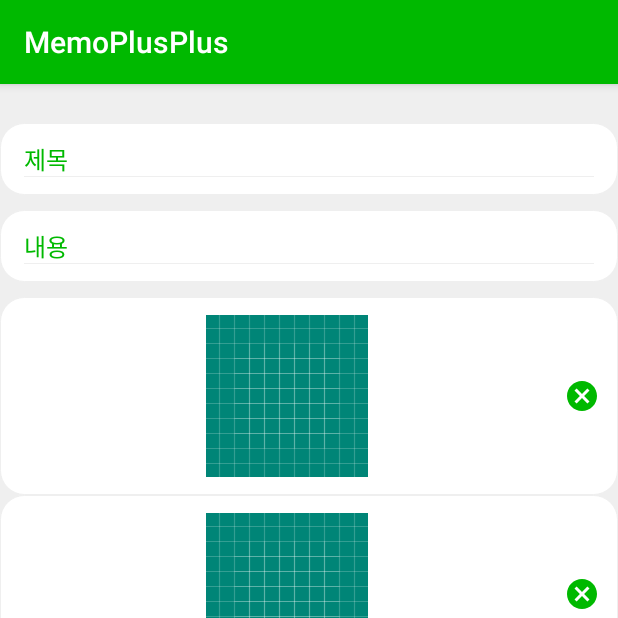
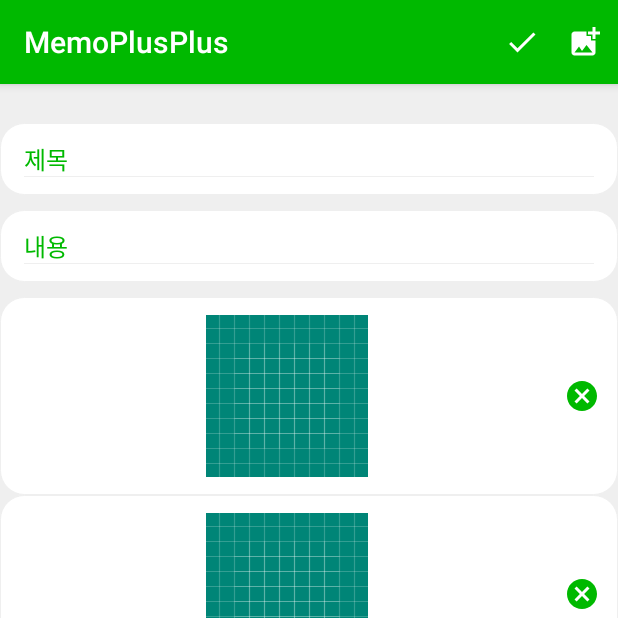
Before and after one commit to Wanjuuuuu/MemoPlusPlus, an Android app: the MemoUpdateActivity screen opened directly, with no data from a screen before it, on a phone screen of 412 x 824 dp, the top half of it. Run offline under Robolectric (Android 15) with nearby library versions, the phone set to English and light mode, and no system bars.

Commit message:
Add menus in all activities

```diff
--- a/app/src/main/AndroidManifest.xml
+++ b/app/src/main/AndroidManifest.xml
@@ -17,7 +17,9 @@
             </intent-filter>
         </activity>
         <activity android:name=".activities.MemoDetailActivity" />
-        <activity android:name=".activities.MemoUpdateActivity" />
+        <activity
+            android:name=".activities.MemoUpdateActivity"
+            android:theme="@style/MemoUpdateTheme" />
     </application>
 
 </manifest>
--- a/app/src/main/java/com/wanjuuuuu/memoplusplus/activities/MemoUpdateActivity.java
+++ b/app/src/main/java/com/wanjuuuuu/memoplusplus/activities/MemoUpdateActivity.java
@@ -1,7 +1,11 @@
 package com.wanjuuuuu.memoplusplus.activities;
 
 import android.os.Bundle;
+import android.view.Menu;
+import android.view.MenuInflater;
+import android.view.MenuItem;
 
+import androidx.annotation.NonNull;
 import androidx.annotation.Nullable;
 import androidx.appcompat.app.AppCompatActivity;
 import androidx.recyclerview.widget.LinearLayoutManager;
@@ -37,4 +41,26 @@ public class MemoUpdateActivity extends AppCompatActivity {
         RecyclerView.LayoutManager layoutManager = new LinearLayoutManager(this);
         mRecyclerView.setLayoutManager(layoutManager);
     }
+
+    @Override
+    public boolean onCreateOptionsMenu(Menu menu) {
+        MenuInflater menuInflater = getMenuInflater();
+        menuInflater.inflate(R.menu.update_menu, menu);
+        return super.onCreateOptionsMenu(menu);
+    }
+
+    @Override
+    public boolean onOptionsItemSelected(@NonNull MenuItem item) {
+        switch (item.getItemId()) {
+            case R.id.photo_from_gallery_menu:
+                break;
+            case R.id.photo_from_camera_menu:
+                break;
+            case R.id.photo_from_link_menu:
+                break;
+            case R.id.update_complete_menu:
+                break;
+        }
+        return super.onOptionsItemSelected(item);
+    }
 }
--- /dev/null
+++ b/app/src/main/res/drawable/ic_add_photo_alternate.xml
@@ -0,0 +1,9 @@
+<vector xmlns:android="http://schemas.android.com/apk/res/android"
+    android:width="24dp"
+    android:height="24dp"
+    android:viewportWidth="24"
+    android:viewportHeight="24">
+  <path
+      android:fillColor="@color/menu_icon_color"
+      android:pathData="M19,7v2.99s-1.99,0.01 -2,0L17,7h-3s0.01,-1.99 0,-2h3L17,2h2v3h3v2h-3zM16,11L16,8h-3L13,5L5,5c-1.1,0 -2,0.9 -2,2v12c0,1.1 0.9,2 2,2h12c1.1,0 2,-0.9 2,-2v-8h-3zM5,19l3,-4 2,3 3,-4 4,5L5,19z"/>
+</vector>
--- a/app/src/main/res/drawable/ic_cancel.xml
+++ b/app/src/main/res/drawable/ic_cancel.xml
@@ -4,6 +4,6 @@
     android:viewportWidth="24"
     android:viewportHeight="24">
   <path
-      android:fillColor="@color/colorAccent"
+      android:fillColor="@color/themeColor"
       android:pathData="M12,2C6.47,2 2,6.47 2,12s4.47,10 10,10 10,-4.47 10,-10S17.53,2 12,2zM17,15.59L15.59,17 12,13.41 8.41,17 7,15.59 10.59,12 7,8.41 8.41,7 12,10.59 15.59,7 17,8.41 13.41,12 17,15.59z"/>
 </vector>
--- /dev/null
+++ b/app/src/main/res/drawable/ic_done.xml
@@ -0,0 +1,9 @@
+<vector xmlns:android="http://schemas.android.com/apk/res/android"
+    android:width="24dp"
+    android:height="24dp"
+    android:viewportWidth="24"
+    android:viewportHeight="24">
+  <path
+      android:fillColor="@color/menu_icon_color"
+      android:pathData="M9,16.2L4.8,12l-1.4,1.4L9,19 21,7l-1.4,-1.4L9,16.2z"/>
+</vector>
--- /dev/null
+++ b/app/src/main/res/menu/update_menu.xml
@@ -0,0 +1,23 @@
+<?xml version="1.0" encoding="utf-8"?>
+<menu xmlns:android="http://schemas.android.com/apk/res/android"
+    xmlns:app="http://schemas.android.com/apk/res-auto">
+    <item
+        android:id="@+id/update_complete_menu"
+        android:icon="@drawable/ic_done"
+        android:title="@string/update_complete_menu"
+        app:showAsAction="ifRoom" />
+
+    <group>
+        <item
+            android:id="@+id/photo_from_gallery_menu"
+            android:title="@string/photo_from_gallery" />
+        <item
+            android:id="@+id/photo_from_camera_menu"
+            android:title="@string/photo_from_camera" />
+        <item
+            android:id="@+id/photo_from_link_menu"
+            android:title="@string/photo_from_link" />
+    </group>
+
+
+</menu>
--- a/app/src/main/res/values/colors.xml
+++ b/app/src/main/res/values/colors.xml
@@ -1,8 +1,6 @@
 <?xml version="1.0" encoding="utf-8"?>
 <resources>
-    <color name="colorPrimary">#ff00b900</color>
-    <color name="colorPrimaryDark">#ff00b900</color>
-    <color name="colorAccent">#ff00b900</color>
+    <color name="themeColor">#ff00b900</color>
 
     <color name="border_color">#ffefefef</color>
     <color name="background_color">#ffefefef</color>
@@ -10,4 +8,6 @@
     <color name="rectangle_inside_bg_color">#ffffffff</color>
 
     <color name="edit_text_hint_color">#ff00b900</color>
+
+    <color name="menu_icon_color">#ffffffff</color>
 </resources>
--- a/app/src/main/res/values/strings.xml
+++ b/app/src/main/res/values/strings.xml
@@ -1,8 +1,17 @@
 <resources>
     <string name="app_name">MemoPlusPlus</string>
     <string name="mock_text">이것은 바로 타이틀 밑에 있는 컨텐츠지 컨텐츠가 중요하지 중요해 이것은 바로 타이틀 밑에 있는 컨텐츠지 컨텐츠가 중요하지 중요해 이것은 바로 타이틀 밑에 있는 컨텐츠지 컨텐츠가 중요하지 중요해 이것은 바로 타이틀 밑에 있는 컨텐츠지 컨텐츠가 중요하지 중요해</string>
+    <!--MainActivity-->
+    <string name="add_memo_menu">메모 추가</string>
     <!--MemoUpdateActivity-->
     <string name="update_title_hint">제목</string>
     <string name="update_content_hint">내용</string>
-    <string name="update_photo_text"></string>
+    <string name="update_complete_menu">완료</string>
+    <string name="update_photo_menu">사진첨부</string>
+    <string name="photo_from_gallery">앨범 사진첨부</string>
+    <string name="photo_from_camera">카메라 사진첨부</string>
+    <string name="photo_from_link">링크 사진첨부</string>
+    <!--MemoDetailActivity-->
+    <string name="modify_menu">수정</string>
+    <string name="delete_menu">삭제</string>
 </resources>
--- a/app/src/main/res/values/styles.xml
+++ b/app/src/main/res/values/styles.xml
@@ -3,9 +3,18 @@
     <!-- Base application theme. -->
     <style name="AppTheme" parent="Theme.AppCompat.Light.DarkActionBar">
         <!-- Customize your theme here. -->
-        <item name="colorPrimary">@color/colorPrimary</item>
-        <item name="colorPrimaryDark">@color/colorPrimaryDark</item>
-        <item name="colorAccent">@color/colorAccent</item>
+        <item name="colorPrimary">@color/themeColor</item>
+        <item name="colorPrimaryDark">@color/themeColor</item>
+        <item name="colorAccent">@color/themeColor</item>
     </style>
 
+    <style name="MemoUpdateTheme" parent="AppTheme">
+        <item name="actionOverflowButtonStyle">@style/AddPhotoOverflowButton</item>
+    </style>
+
+    <style name="AddPhotoOverflowButton" parent="Widget.AppCompat.Light.ActionButton.Overflow">
+        <item name="android:src">@drawable/ic_add_photo_alternate</item>
+        <item name="android:background">?android:attr/actionBarItemBackground</item>
+        <item name="android:contentDescription">@string/update_photo_menu</item>
+    </style>
 </resources>
```
Also changed, not shown: app/src/main/java/com/wanjuuuuu/memoplusplus/activities/MainActivity.java (+19 -0 lines), app/src/main/java/com/wanjuuuuu/memoplusplus/activities/MemoDetailActivity.java (+22 -0 lines), app/src/main/res/drawable/ic_note_add.xml (added, +9 -0 lines), app/src/main/res/menu/detail_menu.xml (added, +9 -0 lines), app/src/main/res/menu/main_menu.xml (added, +9 -0 lines).
